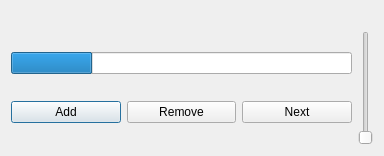
Before: the Qt Designer form dialog.ui in nguyenchiemminhvu/TestQMediaPlayer, drawn with Qt 5.
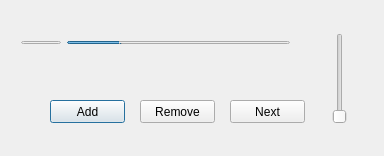
After: the same form once the commit is applied.

```diff
--- a/dialog.ui
+++ b/dialog.ui
@@ -13,65 +13,106 @@
   <property name="windowTitle">
    <string>Dialog</string>
   </property>
-  <layout class="QVBoxLayout" name="verticalLayout_2">
-   <item>
     <widget class="QLabel" name="label">
+   <property name="geometry">
+    <rect>
+     <x>9</x>
+     <y>9</y>
+     <width>351</width>
+     <height>16</height>
+    </rect>
+   </property>
      <property name="text">
       <string/>
      </property>
     </widget>
-   </item>
-   <item>
-    <layout class="QHBoxLayout" name="horizontalLayout_2">
-     <item>
-      <layout class="QVBoxLayout" name="verticalLayout">
-       <item>
-        <widget class="QProgressBar" name="progressBar">
-         <property name="value">
-          <number>24</number>
-         </property>
-         <property name="textVisible">
-          <bool>false</bool>
-         </property>
-        </widget>
-       </item>
-       <item>
-        <layout class="QHBoxLayout" name="horizontalLayout">
-         <item>
+  <widget class="QSlider" name="verticalSlider">
+   <property name="geometry">
+    <rect>
+     <x>330</x>
+     <y>33</y>
+     <width>20</width>
+     <height>91</height>
+    </rect>
+   </property>
+   <property name="orientation">
+    <enum>Qt::Vertical</enum>
+   </property>
+  </widget>
           <widget class="QPushButton" name="pushButton_3">
+   <property name="geometry">
+    <rect>
+     <x>50</x>
+     <y>100</y>
+     <width>75</width>
+     <height>23</height>
+    </rect>
+   </property>
            <property name="text">
             <string>Add</string>
            </property>
           </widget>
-         </item>
-         <item>
           <widget class="QPushButton" name="pushButton_2">
+   <property name="geometry">
+    <rect>
+     <x>140</x>
+     <y>100</y>
+     <width>75</width>
+     <height>23</height>
+    </rect>
+   </property>
            <property name="text">
             <string>Remove</string>
            </property>
           </widget>
-         </item>
-         <item>
           <widget class="QPushButton" name="pushButton">
+   <property name="geometry">
+    <rect>
+     <x>230</x>
+     <y>100</y>
+     <width>75</width>
+     <height>23</height>
+    </rect>
+   </property>
            <property name="text">
             <string>Next</string>
            </property>
           </widget>
-         </item>
-        </layout>
-       </item>
-      </layout>
-     </item>
+  <widget class="QWidget" name="">
+   <property name="geometry">
+    <rect>
+     <x>10</x>
+     <y>30</y>
+     <width>291</width>
+     <height>25</height>
+    </rect>
+   </property>
+   <layout class="QHBoxLayout" name="horizontalLayout">
+    <item>
+     <widget class="QPushButton" name="pushButton_4">
+      <property name="text">
+       <string/>
+      </property>
+      <property name="iconSize">
+       <size>
+        <width>32</width>
+        <height>20</height>
+       </size>
+      </property>
+     </widget>
+    </item>
      <item>
-      <widget class="QSlider" name="verticalSlider">
-       <property name="orientation">
-        <enum>Qt::Vertical</enum>
-       </property>
+     <widget class="QProgressBar" name="progressBar">
+      <property name="value">
+       <number>24</number>
+      </property>
+      <property name="textVisible">
+       <bool>false</bool>
+      </property>
       </widget>
      </item>
     </layout>
-   </item>
-  </layout>
+  </widget>
  </widget>
  <layoutdefault spacing="6" margin="11"/>
  <resources/>
```
Lines whose indentation alone changed are shown as unchanged.
